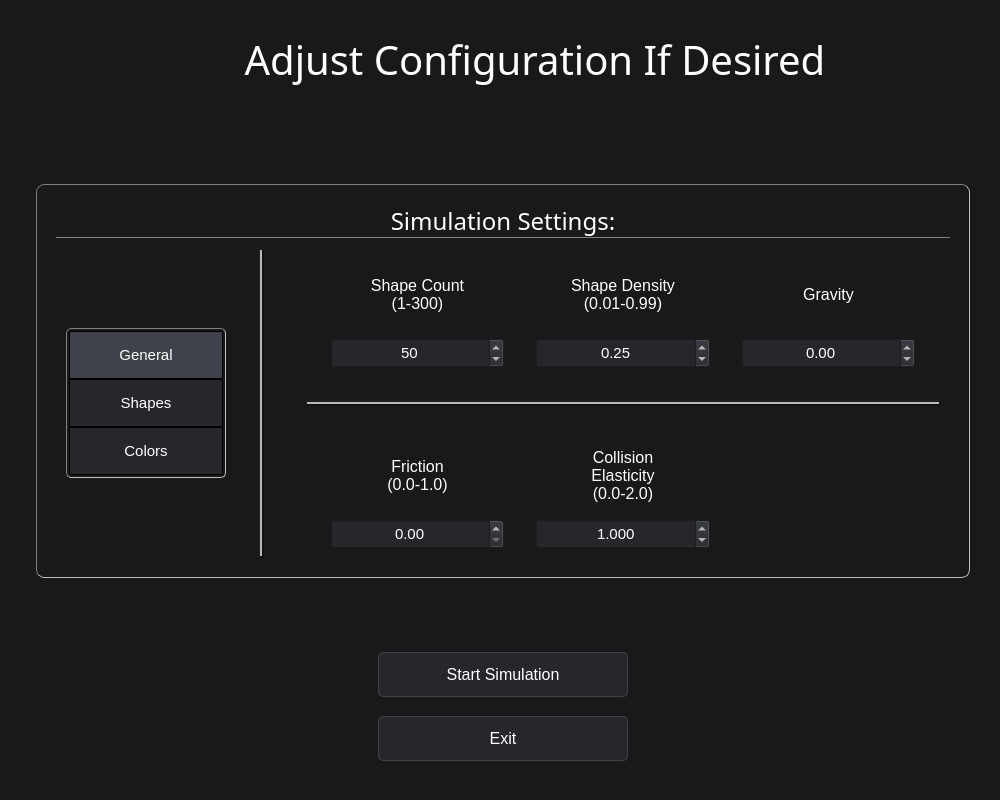
First picture: the form in mainwindow.ui, repository mwdle/BounceLab, before the edit.
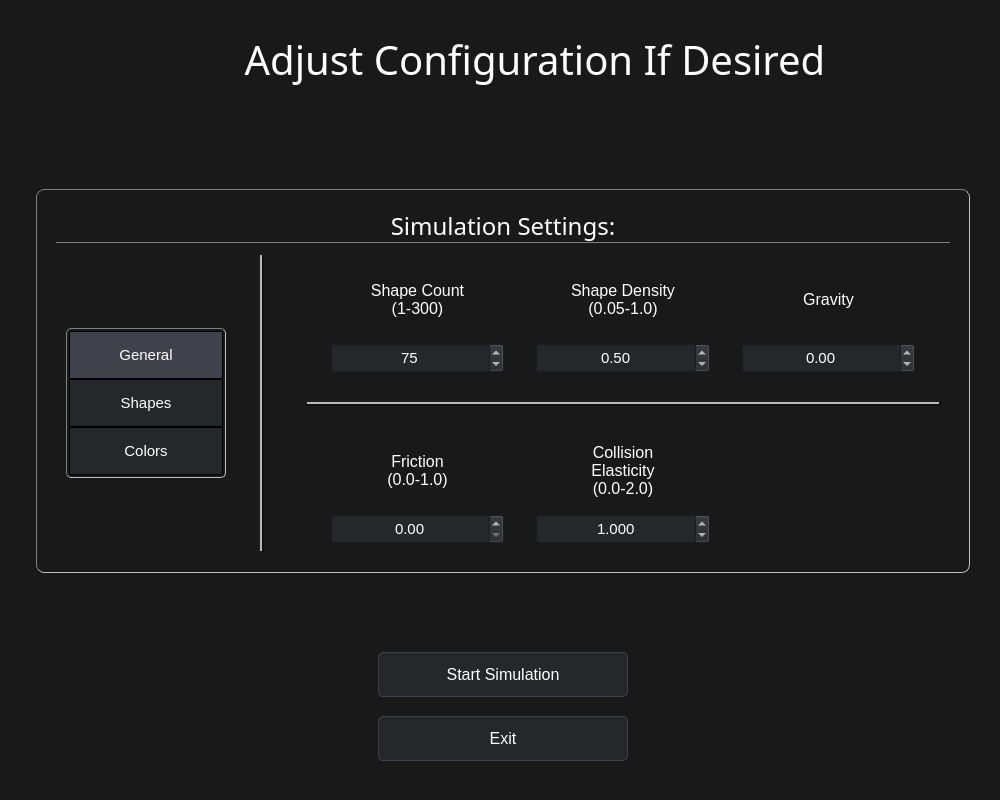
Second picture: the form after the edit. The open tabs and pages were chosen to show the change. Icons and pictures are not drawn. Custom widgets are drawn as their Qt base class.

```diff
--- a/mainwindow.ui
+++ b/mainwindow.ui
@@ -866,9 +866,18 @@
                <property name="spacing">
                 <number>0</number>
                </property>
+               <property name="leftMargin">
+                <number>0</number>
+               </property>
+               <property name="topMargin">
+                <number>0</number>
+               </property>
                <property name="rightMargin">
                 <number>0</number>
                </property>
+               <property name="bottomMargin">
+                <number>0</number>
+               </property>
                <item>
                 <layout class="QVBoxLayout" name="layout12" stretch="0,0,0">
                  <property name="leftMargin">
@@ -1098,7 +1107,7 @@
                  <property name="minimumSize">
                   <size>
                    <width>0</width>
-                   <height>310</height>
+                   <height>300</height>
                   </size>
                  </property>
                  <property name="styleSheet">
@@ -1173,7 +1182,7 @@
                      </property>
                      <property name="text">
                       <string>Shape Density
-(0.01-0.99)</string>
+(0.05-1.0)</string>
                      </property>
                      <property name="alignment">
                       <set>Qt::AlignCenter</set>
@@ -1270,7 +1279,7 @@
                       <number>10</number>
                      </property>
                      <property name="value">
-                      <number>50</number>
+                      <number>75</number>
                      </property>
                     </widget>
                    </item>
@@ -1322,7 +1331,7 @@
                       <set>Qt::AlignCenter</set>
                      </property>
                      <property name="minimum">
-                      <double>0.010000000000000</double>
+                      <double>0.050000000000000</double>
                      </property>
                      <property name="maximum">
                       <double>1.000000000000000</double>
@@ -1331,7 +1340,7 @@
                       <double>0.050000000000000</double>
                      </property>
                      <property name="value">
-                      <double>0.250000000000000</double>
+                      <double>0.500000000000000</double>
                      </property>
                     </widget>
                    </item>
```
Left out of the diff: 8 changed lines with no effect on the pictures.
